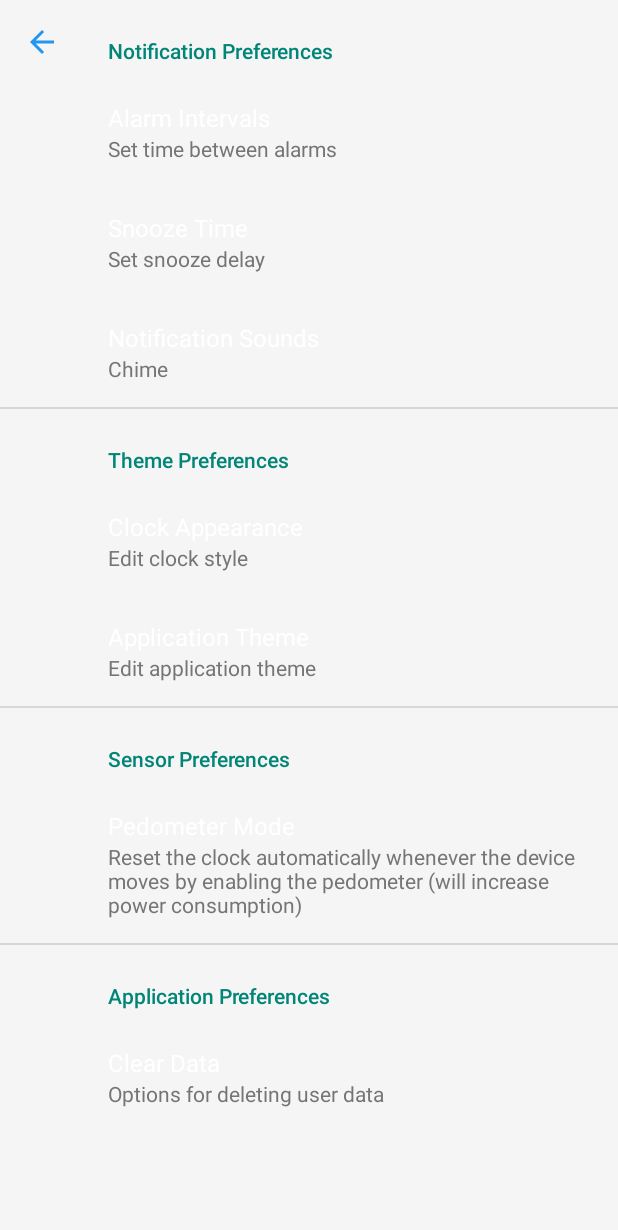
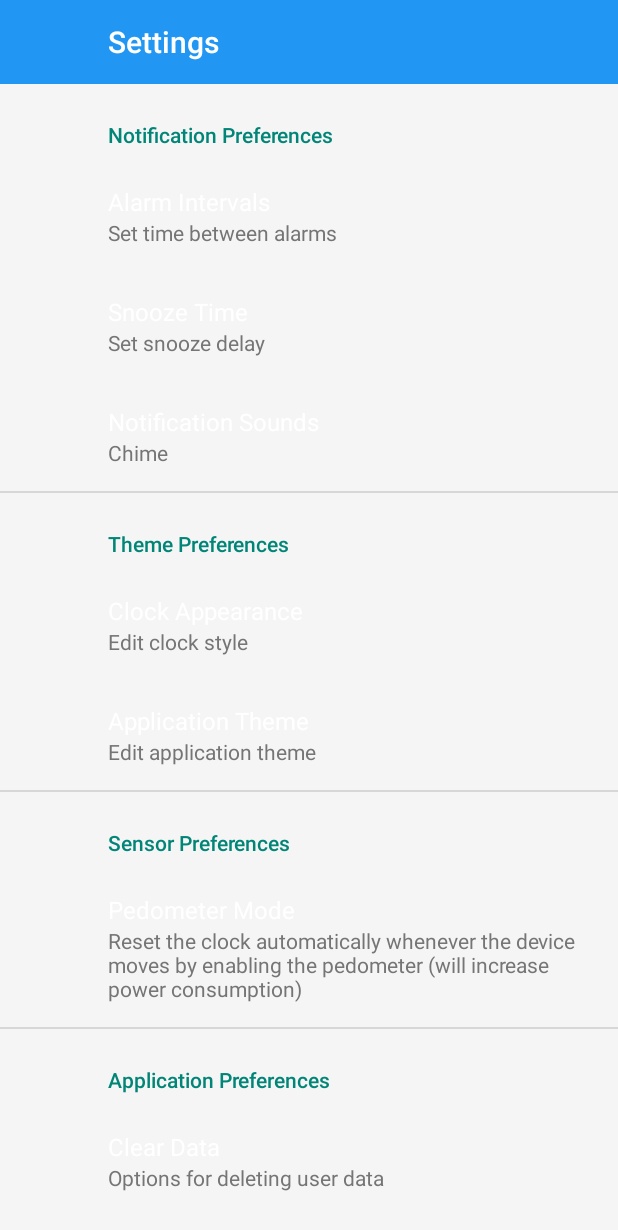
Before and after one commit to MikeFot/Android--Desk-Alarm, an Android app: the SettingsActivity screen opened directly, with no data from a screen before it, on a phone screen of 412 x 824 dp. Shown: the top 1230 px of the screen. Run offline under Robolectric (Android 15) with nearby library versions, the phone set to English and light mode, and no system bars; our stand-ins replace androidx.preference; 1 statement that could not run was skipped.

Commit message:
Preference styling

```diff
--- a/app/src/main/java/com/michaelfotiadis/deskalarm/ui/activities/settings/SettingsActivity.java
+++ b/app/src/main/java/com/michaelfotiadis/deskalarm/ui/activities/settings/SettingsActivity.java
@@ -45,12 +45,9 @@ public class SettingsActivity extends BaseActivity implements OnSharedPreference
     @TargetApi(Build.VERSION_CODES.KITKAT)
     public void checkForAccelerometer() {
         final PackageManager PM = this.getPackageManager();
-        final boolean hasStepDetector = PM
-                .hasSystemFeature(PackageManager.FEATURE_SENSOR_STEP_DETECTOR);
-        final boolean hasStepCounter = PM
-                .hasSystemFeature(PackageManager.FEATURE_SENSOR_STEP_COUNTER);
-        final boolean hasAccelerometer = PM
-                .hasSystemFeature(PackageManager.FEATURE_SENSOR_ACCELEROMETER);
+        final boolean hasStepDetector = PM.hasSystemFeature(PackageManager.FEATURE_SENSOR_STEP_DETECTOR);
+        final boolean hasStepCounter = PM.hasSystemFeature(PackageManager.FEATURE_SENSOR_STEP_COUNTER);
+        final boolean hasAccelerometer = PM.hasSystemFeature(PackageManager.FEATURE_SENSOR_ACCELEROMETER);
 
         // if any of the detectors is absent, open a dialog that will terminate
         // the application
@@ -68,28 +65,14 @@ public class SettingsActivity extends BaseActivity implements OnSharedPreference
 
     @Override
     public void onCreate(final Bundle savedInstanceState) {
-
-        // switch activity theme according to settings
-        getPreferenceHandler().changeAppTheme();
-
         super.onCreate(savedInstanceState);
 
         // Set the action bar up
         setDisplayHomeAsUpEnabled(true);
+        setTitle(R.string.settings);
         AppLog.d("Starting Settings Fragment");
 
-        addContentFragmentIfMissing(SettingsFragment.newInstance(), android.R.id.content, FRAGMENT_TAG);
-    }
-
-    @Override
-    protected void onDestroy() {
-        // TODO Auto-generated method stub
-        super.onDestroy();
-    }
-
-    @Override
-    protected void onSaveInstanceState(final Bundle outState) {
-        super.onSaveInstanceState(outState);
+        addContentFragmentIfMissing(SettingsFragment.newInstance(), R.id.content_frame, FRAGMENT_TAG);
     }
 
     @Override
--- a/app/src/main/res/layout/activity_default_fragment_container.xml
+++ b/app/src/main/res/layout/activity_default_fragment_container.xml
@@ -1,27 +1,31 @@
 <?xml version="1.0" encoding="utf-8"?>
-<android.support.design.widget.CoordinatorLayout
-    android:id="@+id/coordinatorLayout"
-    xmlns:android="http://schemas.android.com/apk/res/android"
-    android:layout_width="match_parent"
-    android:layout_height="match_parent">
+<RelativeLayout xmlns:android="http://schemas.android.com/apk/res/android"
+                xmlns:tools="http://schemas.android.com/tools"
+                android:layout_width="fill_parent"
+                android:layout_height="fill_parent"
+                android:orientation="vertical">
+
+    <include
+        android:id="@+id/toolbar"
+        layout="@layout/toolbar_app"
+        android:layout_width="match_parent"
+        android:layout_height="wrap_content"
+        android:layout_gravity="top"/>
 
     <LinearLayout
-        android:id="@+id/root"
-        android:layout_width="match_parent"
-        android:layout_height="match_parent"
-        android:clipToPadding="false"
+        android:id="@+id/content_frame"
+        android:layout_width="fill_parent"
+        android:layout_height="fill_parent"
+        android:layout_below="@id/toolbar"
         android:orientation="vertical">
-
-        <android.support.v7.widget.Toolbar
-            android:id="@+id/toolbar"
-            android:layout_width="match_parent"
-            android:layout_height="wrap_content"
-            android:layout_gravity="top"/>
-
-        <FrameLayout
-            android:id="@+id/content_frame"
-            android:layout_width="match_parent"
-            android:layout_height="match_parent"/>
     </LinearLayout>
 
-</android.support.design.widget.CoordinatorLayout>
+    <android.support.design.widget.CoordinatorLayout
+        android:id="@+id/coordinatorLayout"
+        android:layout_width="match_parent"
+        android:layout_height="wrap_content"
+        android:layout_alignParentBottom="true"
+        android:layout_centerHorizontal="true"
+        tools:background="#FF00FF"
+        tools:minHeight="@dimen/margin_8dp"/>
+</RelativeLayout>
--- a/app/src/main/res/values-v21/styles.xml
+++ b/app/src/main/res/values-v21/styles.xml
@@ -29,5 +29,7 @@
 
         <item name="android:colorButtonNormal">@color/primary_light</item>
 
+        <item name="preferenceTheme">@style/AppTheme.PreferenceTheme</item>
+
     </style>
 </resources>
--- a/app/src/main/res/values/dimens.xml
+++ b/app/src/main/res/values/dimens.xml
@@ -10,5 +10,6 @@
     <dimen name="digital_clock_font_size">14sp</dimen>
     <dimen name="padding">50dp</dimen>
     <dimen name="zoom_button_padding">10sp</dimen>
+    <dimen name="margin_8dp">8dp</dimen>
 
 </resources>
--- a/app/src/main/res/values/styles.xml
+++ b/app/src/main/res/values/styles.xml
@@ -26,6 +26,14 @@
         <item name="popupTheme">@style/ThemeOverlay.AppCompat.Light</item>
         <item name="popupMenuStyle">@style/Widget.AppCompat.Light.PopupMenu</item>
 
+        <item name="preferenceTheme">@style/AppTheme.PreferenceTheme</item>
+
+    </style>
+
+    <style name="AppTheme.PreferenceTheme" parent="PreferenceThemeOverlay.v14.Material">
+        <item name="android:textColorPrimary">@color/text</item>
+        <item name="android:textColorSecondary">@color/secondary_text</item>
+        <item name="android:textColorTertiary">@color/text</item>
     </style>
 
     <style name="DigitalClockTextView" parent="android:Widget.TextView">
```
